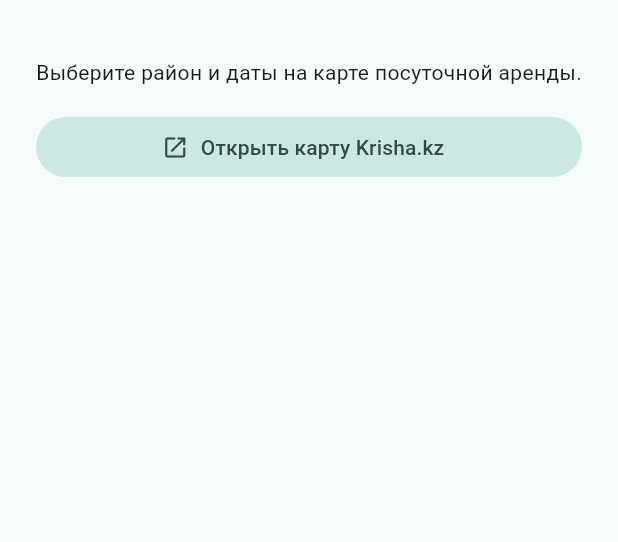
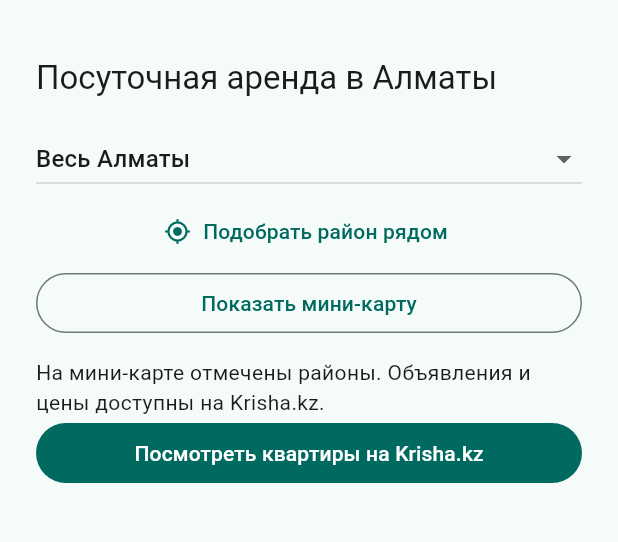
Before and after one commit to kadyrbaev555/Saya, a Flutter app: the DirectionPage screen opened by its route, on a phone screen of 412 x 824 dp, the part 63-605 px from its top. Run offline on Flutter 3.47's test engine with Material 3 defaults, Android fonts, the phone set to English and light mode, and no system bars; our stand-ins replace flutter_map, flutter_riverpod, flutter_secure_storage, geolocator, go_router, latlong2 and 1 more; missing offline and left inert: centrifuge; accounts and stored records are empty.

Commit message:
feat(flutter): connect Almaty rental, job and support directories

```diff
--- /dev/null
+++ b/frontend/saya-app/lib/features/support/housing.dart
@@ -0,0 +1,210 @@
+import 'package:flutter_map/flutter_map.dart';
+import 'package:flutter_riverpod/flutter_riverpod.dart';
+import 'package:geolocator/geolocator.dart';
+import 'package:latlong2/latlong.dart';
+import 'package:material_ui/material_ui.dart';
+
+enum RentalArea {
+  city('Весь Алматы', 'almaty', LatLng(43.2383, 76.9455)),
+  almaly('Алмалинский район', 'almaty-almalinskij', LatLng(43.251, 76.918)),
+  bostandyk(
+    'Бостандыкский район',
+    'almaty-bostandykskij',
+    LatLng(43.209, 76.898),
+  ),
+  medeu('Медеуский район', 'almaty-medeuskij', LatLng(43.239, 76.967));
+
+  const RentalArea(this.label, this.slug, this.center);
+  final String label, slug;
+  final LatLng center;
+  Uri get listings =>
+      Uri.https('krisha.kz', '/map/arenda/kvartiry-posutochno/$slug/');
+
+  static RentalArea near(LatLng location) {
+    var nearest = city;
+    var limit = 8000.0;
+    for (final area in values.skip(1)) {
+      final distance = Geolocator.distanceBetween(
+        location.latitude,
+        location.longitude,
+        area.center.latitude,
+        area.center.longitude,
+      );
+      if (distance < limit) {
+        nearest = area;
+        limit = distance;
+      }
+    }
+    return nearest;
+  }
+}
+
+final locateProvider = Provider<Future<LatLng?> Function()>(
+  (ref) => () async {
+    if (!await Geolocator.isLocationServiceEnabled()) return null;
+    var permission = await Geolocator.checkPermission();
+    if (permission == LocationPermission.denied)
+      permission = await Geolocator.requestPermission();
+    if (permission != LocationPermission.always &&
+        permission != LocationPermission.whileInUse)
+      return null;
+    final p = await Geolocator.getCurrentPosition(
+      locationSettings: const LocationSettings(
+        accuracy: LocationAccuracy.low,
+        timeLimit: Duration(seconds: 8),
+      ),
+    );
+    return LatLng(p.latitude, p.longitude);
+  },
+);
+
+class HousingSearch extends ConsumerStatefulWidget {
+  const HousingSearch({super.key, required this.open});
+  final Future<void> Function(Uri) open;
+  @override
+  ConsumerState<HousingSearch> createState() => _HousingSearchState();
+}
+
+class _HousingSearchState extends ConsumerState<HousingSearch> {
+  RentalArea area = RentalArea.city;
+  bool map = false, busy = false, tilesUnavailable = false;
+  String? notice;
+  Future<void> locate() async {
+    setState(() {
+      busy = true;
+      notice = null;
+    });
+    LatLng? point;
+    try {
+      point = await ref.read(locateProvider)();
+    } catch (_) {
+      point = null;
+    }
+    if (!mounted) return;
+    setState(() {
+      busy = false;
+      if (point == null) {
+        notice = 'Местоположение недоступно. Выберите район вручную.';
+        return;
+      }
+      area = RentalArea.near(point);
+      notice =
+          area == RentalArea.city
+              ? 'Поблизости нет районов из списка. Можно выбрать район вручную.'
+              : 'Выбран ближайший из ориентиров. При необходимости измените район.';
+    });
+  }
+
+  @override
+  Widget build(BuildContext context) => Column(
+    crossAxisAlignment: CrossAxisAlignment.stretch,
+    children: [
+      Text(
+        'Посуточная аренда в Алматы',
+        style: Theme.of(context).textTheme.titleLarge,
+      ),
+      const SizedBox(height: 16),
+      DropdownButton<RentalArea>(
+        value: area,
+        isExpanded: true,
+        items: [
+          for (final a in RentalArea.values)
+            DropdownMenuItem(value: a, child: Text(a.label)),
+        ],
+        onChanged:
+            busy
+                ? null
+                : (v) => setState(() {
+                  area = v!;
+                  notice = null;
+                }),
+      ),
+      TextButton.icon(
+        onPressed: busy ? null : locate,
+        icon: const Icon(Icons.my_location),
+        label: Text(busy ? 'Определяем район…' : 'Подобрать район рядом'),
+      ),
+      if (notice != null) Text(notice!),
+      if (tilesUnavailable)
+        const Text(
+          'Карта не загрузилась. Можно выбрать район из списка или открыть Krisha.kz.',
+        ),
+      if (!map)
+        OutlinedButton(
+          onPressed:
+              () => setState(() {
+                map = true;
+                tilesUnavailable = false;
+              }),
+          child: const Text('Показать мини-карту'),
+        )
+      else
+        SizedBox(
+          height: 230,
+          child: FlutterMap(
+            key: ValueKey(area),
+            options: MapOptions(
+              initialCenter: area.center,
+              initialZoom: area == RentalArea.city ? 11 : 13,
+            ),
+            children: [
+              TileLayer(
+                urlTemplate: 'https://tile.openstreetmap.org/{z}/{x}/{y}.png',
+                userAgentPackageName: 'SAYA/1.3 (github.com/kadyrbaev555/Saya)',
+                panBuffer: 0,
+                errorTileCallback: (_, __, ___) {
+                  if (mounted && map)
+                    setState(() {
+                      map = false;
+                      tilesUnavailable = true;
+                    });
+                },
+              ),
+              MarkerLayer(
+                markers: [
+                  for (final a in RentalArea.values.skip(1))
+                    Marker(
+                      point: a.center,
+                      width: 44,
+                      height: 44,
+                      child: IconButton(
+                        tooltip: a.label,
+                        onPressed: busy ? null : () => setState(() => area = a),
+                        icon: Icon(
+                          Icons.location_on,
+                          color: a == area ? Colors.deepOrange : Colors.teal,
+                        ),
+                      ),
+                    ),
+                ],
+              ),
+              Align(
+                alignment: Alignment.bottomRight,
+                child: ColoredBox(
+                  color: Colors.white,
+                  child: InkWell(
+                    onTap:
+                        () => widget.open(
+                          Uri.parse('https://www.openstreetmap.org/copyright'),
+                        ),
+                    child: const Text(
+                      '© OpenStreetMap contributors',
+                      style: TextStyle(color: Colors.black),
+                    ),
+                  ),
+                ),
+              ),
+            ],
+          ),
+        ),
+      const SizedBox(height: 12),
+      const Text(
+        'На мини-карте отмечены районы. Объявления и цены доступны на Krisha.kz.',
+      ),
+      FilledButton(
+        onPressed: () => widget.open(area.listings),
+        child: const Text('Посмотреть квартиры на Krisha.kz'),
+      ),
+    ],
+  );
+}
--- a/frontend/saya-app/lib/features/support/support.dart
+++ b/frontend/saya-app/lib/features/support/support.dart
@@ -1,9 +1,15 @@
+import 'housing.dart';
+import 'jobs.dart';
 import 'package:flutter_riverpod/flutter_riverpod.dart';
 import '../auth/session.dart';
 import 'package:flutter/services.dart';
 import 'package:go_router/go_router.dart';
 import 'package:material_ui/material_ui.dart';
 import 'package:url_launcher/url_launcher.dart';
+
+final externalLinkProvider = Provider<Future<bool> Function(Uri)>(
+  (ref) => (uri) => launchUrl(uri),
+);
 
 enum Direction {
   housing('housing', 'Жильё', 'Посуточная аренда', Icons.home_outlined),
@@ -140,7 +146,7 @@ class _DirectionPageState extends ConsumerState<DirectionPage> {
 
   Future<void> open(Uri uri) async {
     try {
-      if (await launchUrl(uri)) return;
+      if (await ref.read(externalLinkProvider)(uri)) return;
     } on PlatformException {
       // Some devices have no application registered for telephone links.
     }
@@ -167,33 +173,8 @@ class _DirectionPageState extends ConsumerState<DirectionPage> {
           child: ListView(
             padding: const EdgeInsets.all(24),
             children: [
-              if (direction == Direction.housing) ...[
-                const Text('Выберите район и даты на карте посуточной аренды.'),
-                const SizedBox(height: 16),
-                link(
-                  'Открыть карту Krisha.kz',
-                  () => Uri.parse(
-                    'https://m.krisha.kz/map/arenda/kvartiry-posutochno/',
-                  ),
-                ),
-              ],
-              if (direction == Direction.jobs) ...[
-                TextField(
-                  controller: draft,
-                  decoration: const InputDecoration(
-                    labelText: 'Навыки или профессия',
-                    hintText: 'Например, ремонт техники',
-                  ),
-                ),
-                const SizedBox(height: 16),
-                link(
-                  'Найти вакансии на hh.kz',
-                  () => Uri.https('hh.kz', '/search/vacancy', {
-                    'area': '40',
-                    'text': draft.text.trim(),
-                  }),
-                ),
-              ],
+              if (direction == Direction.housing) HousingSearch(open: open),
+              if (direction == Direction.jobs) JobSearch(open: open),
               if (direction == Direction.social ||
                   direction == Direction.psychologist) ...[
                 TextField(
@@ -227,12 +208,44 @@ class _DirectionPageState extends ConsumerState<DirectionPage> {
                   },
                 ),
                 const SizedBox(height: 16),
+                if (direction == Direction.social) ...[
+                  const Text(
+                    'Birgemiz · Национальный фронт-офис волонтёров. Можно узнать, в какую организацию Алматы обратиться. Вставьте подготовленный текст в чат перед отправкой.',
+                  ),
+                  link(
+                    'Написать Birgemiz в Telegram',
+                    () => Uri.parse('https://t.me/BIRGEMIZ2020'),
+                  ),
+                  link(
+                    'Региональные контакты Qazvolunteer',
+                    () => Uri.parse('https://qazvolunteer.kz/ru/contacts'),
+                  ),
+                  link(
+                    'Добрые дела Алматы · помощь одиноким пенсионерам',
+                    () => Uri.parse('https://dobrye-dela.kz/'),
+                  ),
+                ],
                 if (direction == Direction.social)
                   link(
                     'Найти организацию на Qazvolunteer',
                     () => Uri.parse('https://qazvolunteer.kz/ru'),
                   ),
                 if (direction == Direction.psychologist) ...[
+                  const Text(
+                    'Алматы · Центр психического здоровья. Бесплатная анонимная психологическая помощь круглосуточно.',
+                  ),
+                  OutlinedButton.icon(
+                    onPressed: () => open(Uri.parse('tel:1303')),
+                    icon: const Icon(Icons.phone_outlined),
+                    label: const Text('Набрать 1303'),
+                  ),
+                  link(
+                    'Информация городской службы',
+                    () => Uri.parse(
+                      'https://www.gov.kz/org/almaty-densaulyk/press/news/details/1220242?lang=ru',
+                    ),
+                  ),
+
                   const Text(
                     'Линия 150 оказывает бесплатную психологическую помощь детям, молодёжи и их семьям.',
                   ),
--- a/frontend/saya-app/pubspec.yaml
+++ b/frontend/saya-app/pubspec.yaml
@@ -14,6 +14,9 @@ dependencies:
   centrifuge: 0.21.0
   http: 1.6.0
   url_launcher: ^6.3.3
+  flutter_map: ^8.3.2
+  latlong2: ^0.10.1
+  geolocator: ^14.1.2
 dev_dependencies:
   flutter_test:
     sdk: flutter
```
Also changed, not shown: frontend/saya-app/lib/features/support/jobs.dart (added, +113 -0 lines), frontend/saya-app/pubspec.lock, 6 other files.
